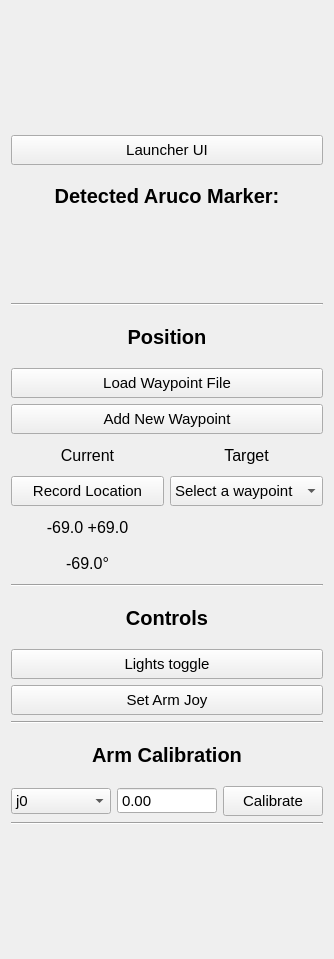
First picture: the form in rover_controller_gui/resource/rover_controller_gui.ui, repository robotique-udes/rover, before the edit.
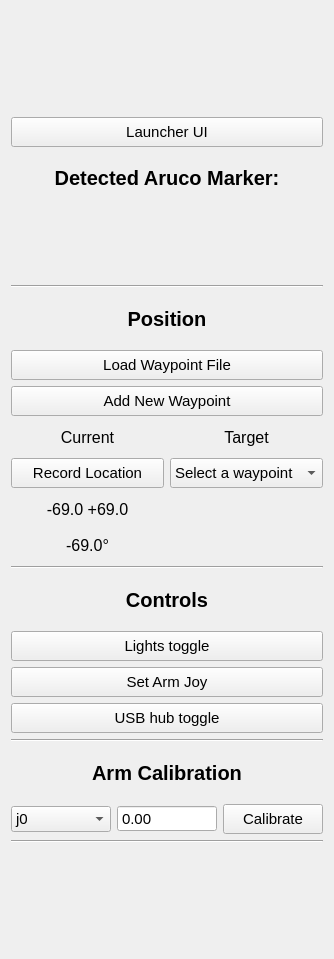
Second picture: the form after the edit.

The edit to the form file:
```diff
--- a/rover_controller_gui/resource/rover_controller_gui.ui
+++ b/rover_controller_gui/resource/rover_controller_gui.ui
@@ -869,6 +869,49 @@
          </property>
         </widget>
        </item>
+       <item>
+        <widget class="QPushButton" name="pb_usb_hub">
+         <property name="sizePolicy">
+          <sizepolicy hsizetype="Minimum" vsizetype="Fixed">
+           <horstretch>0</horstretch>
+           <verstretch>0</verstretch>
+          </sizepolicy>
+         </property>
+         <property name="minimumSize">
+          <size>
+           <width>0</width>
+           <height>30</height>
+          </size>
+         </property>
+         <property name="cursor">
+          <cursorShape>PointingHandCursor</cursorShape>
+         </property>
+         <property name="text">
+          <string>USB hub toggle</string>
+         </property>
+         <property name="iconSize">
+          <size>
+           <width>16</width>
+           <height>16</height>
+          </size>
+         </property>
+         <property name="checkable">
+          <bool>false</bool>
+         </property>
+         <property name="checked">
+          <bool>false</bool>
+         </property>
+         <property name="autoDefault">
+          <bool>false</bool>
+         </property>
+         <property name="default">
+          <bool>false</bool>
+         </property>
+         <property name="flat">
+          <bool>false</bool>
+         </property>
+        </widget>
+       </item>
        <item>
         <widget class="Line" name="line_4">
          <property name="styleSheet">
```
